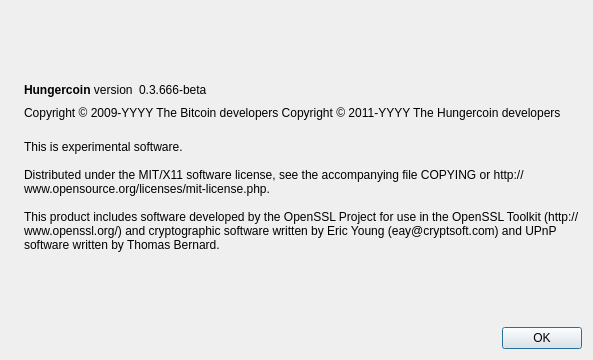
The window that src/qt/forms/aboutdialog.ui (Astronavigator/hungercoin) describes before a commit, drawn with Qt 5.
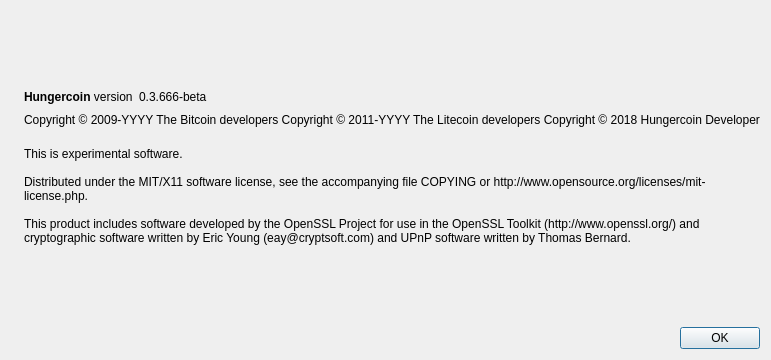
The same window after the commit. Icons and pictures are not drawn.

The edit to the form file:
```diff
--- a/src/qt/forms/aboutdialog.ui
+++ b/src/qt/forms/aboutdialog.ui
@@ -92,7 +92,8 @@
        </property>
        <property name="text">
         <string notr="true">Copyright &amp;copy; 2009-YYYY The Bitcoin developers
-Copyright &amp;copy; 2011-YYYY The Hungercoin developers</string>
+Copyright &amp;copy; 2011-YYYY The Litecoin developers
+Copyright &amp;copy; 2018 Hungercoin Developer</string>
        </property>
        <property name="textFormat">
         <enum>Qt::RichText</enum>
```
